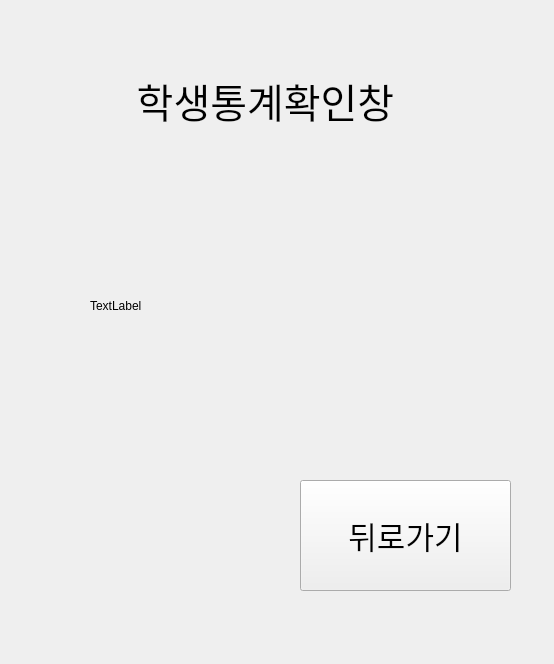
Qt form teacher_client.ui (Eduappproject/education_application) before a commit.
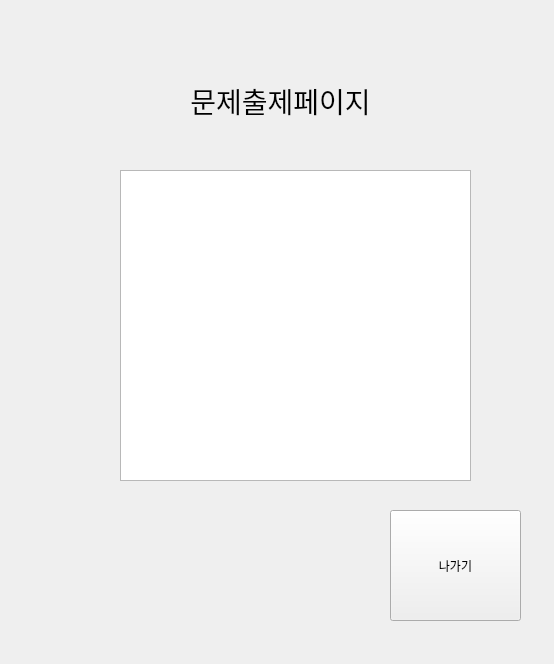
The same form after that commit.

Patch:
```diff
--- a/teacher_client.ui
+++ b/teacher_client.ui
@@ -26,7 +26,7 @@
     </rect>
    </property>
    <property name="currentIndex">
-    <number>12</number>
+    <number>13</number>
    </property>
    <widget class="QWidget" name="page">
     <widget class="QLabel" name="label_3">
@@ -1415,20 +1415,7 @@
       <set>Qt::AlignCenter</set>
      </property>
     </widget>
-    <widget class="QLabel" name="label_17">
-     <property name="geometry">
-      <rect>
-       <x>80</x>
-       <y>150</y>
-       <width>261</width>
-       <height>291</height>
-      </rect>
-     </property>
-     <property name="text">
-      <string>TextLabel</string>
-     </property>
-    </widget>
-    <widget class="QPushButton" name="stubackButton">
+    <widget class="QPushButton" name="stuback_Button">
      <property name="geometry">
       <rect>
        <x>290</x>
@@ -1444,6 +1431,62 @@
      </property>
      <property name="text">
       <string>뒤로가기</string>
+     </property>
+    </widget>
+    <widget class="QTableWidget" name="teacher_questionWidget">
+     <property name="geometry">
+      <rect>
+       <x>10</x>
+       <y>130</y>
+       <width>491</width>
+       <height>321</height>
+      </rect>
+     </property>
+    </widget>
+   </widget>
+   <widget class="QWidget" name="page_9">
+    <widget class="QLabel" name="label_21">
+     <property name="geometry">
+      <rect>
+       <x>140</x>
+       <y>60</y>
+       <width>261</width>
+       <height>61</height>
+      </rect>
+     </property>
+     <property name="font">
+      <font>
+       <pointsize>21</pointsize>
+      </font>
+     </property>
+     <property name="text">
+      <string>문제출제페이지</string>
+     </property>
+     <property name="alignment">
+      <set>Qt::AlignCenter</set>
+     </property>
+    </widget>
+    <widget class="QPushButton" name="qoutback_button">
+     <property name="geometry">
+      <rect>
+       <x>380</x>
+       <y>500</y>
+       <width>131</width>
+       <height>111</height>
+      </rect>
+     </property>
+     <property name="text">
+      <string>나가기</string>
+     </property>
+    </widget>
+    <widget class="QTableWidget" name="qout_table_Widget">
+     <property name="geometry">
+      <rect>
+       <x>110</x>
+       <y>160</y>
+       <width>351</width>
+       <height>311</height>
+      </rect>
      </property>
     </widget>
    </widget>
```
Left out of the diff: 2 changed lines with no effect on the pictures.
